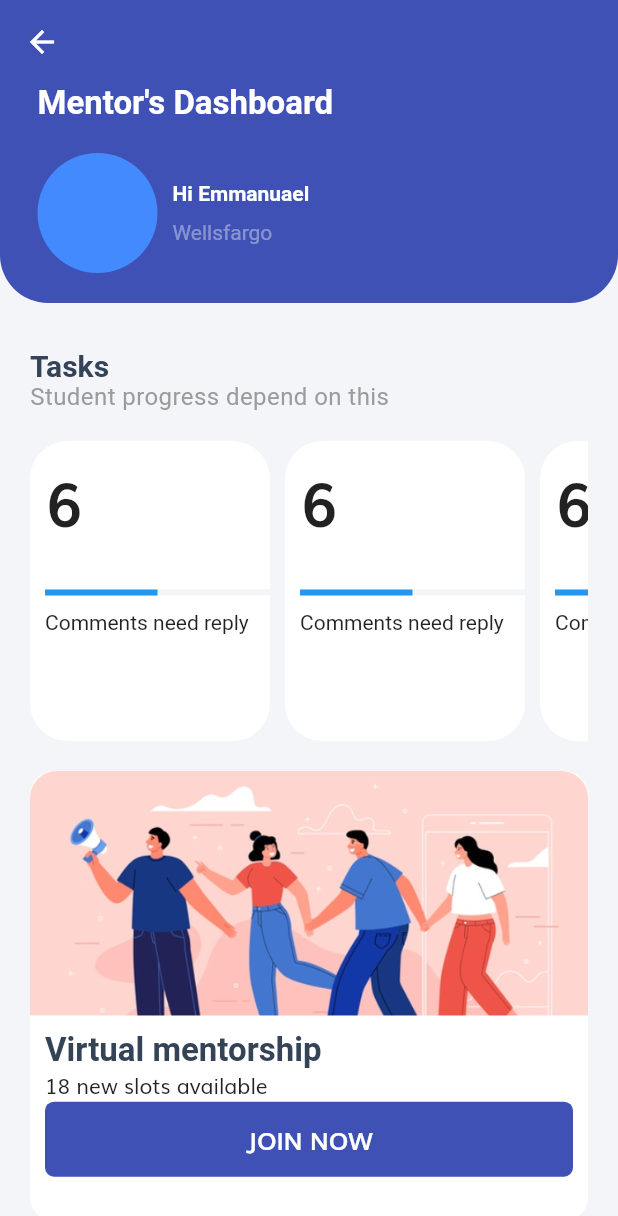
After one commit to gauravsbagul/flutter-stemuli-ui, a Flutter app: the DashboardScreen screen opened by its route, on a phone screen of 412 x 824 dp. The commit adds this screen. Shown: the top 1216 px of the screen. Run offline on Flutter 3.47's test engine with Material 2 defaults, Android fonts, the phone set to English and light mode, and no system bars; our stand-ins replace shared_preferences; accounts and stored records are empty; Roboto replaces fonts that are missing (Muli-Bold.ttf, Muli.ttf).

Commit message:
Dashboard UI done With Api calling not binding

```diff
--- a/lib/main.dart
+++ b/lib/main.dart
@@ -1,10 +1,11 @@
+import 'package:STEMuli/providers/dashboard.dart';
 import 'package:flutter/material.dart';
 import 'package:provider/provider.dart';
 
 import 'providers/auth.dart';
 import 'screens/AccountSelection.dart';
 import 'screens/Login.dart';
-import 'screens/dashboard.dart';
+import 'screens/DashboardScreen.dart';
 import 'screens/splash.dart';
 import 'style/color.dart';
 
@@ -20,6 +21,12 @@ class MyApp extends StatelessWidget {
       providers: [
         ChangeNotifierProvider(
           create: (_) => Auth(),
+        ),
+        ChangeNotifierProxyProvider<Auth, Dashboard>(
+          update: (ctx, auth, prevDashboard) => Dashboard(
+            auth.token,
+            prevDashboard,
+          ),
         ),
       ],
       child: Consumer<Auth>(
@@ -39,7 +46,7 @@ class MyApp extends StatelessWidget {
           routes: {
             AccountSelection.routeName: (ctx) => AccountSelection(),
             Login.routeName: (ctx) => Login(),
-            Dashboard.routeName: (ctx) => Dashboard()
+            DashboardScreen.routeName: (ctx) => DashboardScreen(),
           },
         ),
       ),
--- a/lib/providers/auth.dart
+++ b/lib/providers/auth.dart
@@ -83,14 +83,13 @@ class Auth with ChangeNotifier {
       final tokenResult = parseJwtPayLoad(userTokenValue.split(' ')[1]);
 
       _token = userTokenValue;
-      _expiryDate = tokenResult['exp'];
+      _expiryDate = DateTime.fromMillisecondsSinceEpoch(
+          tokenResult['exp'] * 1000,
+          isUtc: true);
       _userObject = tokenResult;
 
-      var time = DateTime.fromMillisecondsSinceEpoch(tokenResult['exp'] * 1000,
-          isUtc: true);
-
       notifyListeners();
-      result = {'isExpire': time.isAfter(DateTime.now())};
+      result = {'isExpire': _expiryDate.isAfter(DateTime.now())};
       return result;
     } catch (error) {
       print('ERROR: $error');
--- /dev/null
+++ b/lib/providers/dashboard.dart
@@ -0,0 +1,71 @@
+//To Get the User dashboard
+// export const _getUserDashboard = () => {
+// 	return (dispatch, getState) => {
+// 		const { userToken } = getState().userProfile;
+// 		new Promise(async (resolve, reject) => {
+// 			const body = {
+// 				method: 'GET',
+// 				url: API.API_AZURE + API_GET_USER_DASHBOARD,
+// 				headers: {
+// 					Authorization: userToken,
+// 				},
+// 			};
+// 			axios(body)
+// 				.then((response) => {
+// 					dispatch({
+// 						type: 'GET_USER_DASHBOARD',
+// 						payload: { response: response.data, error: false },
+// 					});
+// 				})
+// 				.catch((error) => {
+// 					Firebase.RNFCrashlytics.setAttribute(API_GET_USER_DASHBOARD, String(error?.response)),
+// 						dispatch({
+// 							type: 'GET_USER_DASHBOARD',
+// 							payload: { response: error?.response, error: true },
+// 						});
+// 				});
+// 		});
+// 	};
+// };
+
+import 'dart:convert';
+import 'dart:async';
+import 'dart:io';
+
+import 'package:flutter/material.dart';
+import 'package:http/http.dart' as http;
+
+const String url = 'https://stemuli-backend-sandbox.azurewebsites.net/api/';
+
+class Dashboard with ChangeNotifier {
+  dynamic _dashboardData;
+  String token;
+  Dashboard(
+    this.token,
+    this._dashboardData,
+  );
+  Future<dynamic> getDashboard() async {
+    try {
+      final response = await http.get(url + 'dashboard',
+          headers: {HttpHeaders.authorizationHeader: token});
+      final responseData = await json.decode(response.body);
+      print('RESPONSEDATA: $responseData');
+
+      if (responseData['error'] != null) {
+        throw responseData['error']['message'];
+      }
+
+      _dashboardData = responseData;
+
+      notifyListeners();
+
+      final res = {'error': false, 'response': _dashboardData};
+
+      return res;
+    } catch (error) {
+      print('ERROR: ${error.toString()}');
+      final res = {'error': true, 'response': error};
+      return res;
+    }
+  }
+}
--- /dev/null
+++ b/lib/screens/DashboardScreen.dart
@@ -0,0 +1,192 @@
+import 'package:STEMuli/providers/dashboard.dart';
+import 'package:STEMuli/style/color.dart';
+import 'package:STEMuli/widgets/dashboard/volunteerDasboardCart.dart';
+import 'package:flutter/material.dart';
+import 'package:provider/provider.dart';
+
+class DashboardScreen extends StatefulWidget {
+  static const routeName = '/dashboard';
+
+  @override
+  _DashboardScreenState createState() => _DashboardScreenState();
+}
+
+class _DashboardScreenState extends State<DashboardScreen> {
+  @override
+  void initState() {
+    // TODO: implement initState
+    super.initState();
+  }
+
+  @override
+  Widget build(BuildContext context) {
+    return Scaffold(
+      backgroundColor: HexColor('#F3F5F9'),
+      appBar: AppBar(
+        elevation: 0,
+      ),
+      body: SingleChildScrollView(
+        scrollDirection: Axis.vertical,
+        child: Stack(
+          // fit: StackFit.expand,
+          children: <Widget>[
+            Container(
+              child: Column(
+                children: <Widget>[
+                  Container(
+                    padding: EdgeInsets.fromLTRB(25, 0, 25, 20),
+                    decoration: BoxDecoration(
+                      color: Theme.of(context).primaryColor,
+                      borderRadius: BorderRadius.only(
+                        bottomLeft: Radius.circular(32),
+                        bottomRight: Radius.circular(32),
+                      ),
+                    ),
+                    child: Column(
+                      crossAxisAlignment: CrossAxisAlignment.start,
+                      children: <Widget>[
+                        Text(
+                          'Mentor\'s Dashboard',
+                          style: TextStyle(
+                            color: Colors.white,
+                            fontWeight: FontWeight.bold,
+                            fontFamily: 'Muli-Bold.ttf',
+                            fontSize: 22,
+                          ),
+                        ),
+                        SizedBox(height: 20),
+                        Row(
+                          children: <Widget>[
+                            CircleAvatar(
+                              radius: 40,
+                              backgroundColor: Colors.blueAccent,
+                            ),
+                            SizedBox(width: 10),
+                            Column(
+                              crossAxisAlignment: CrossAxisAlignment.start,
+                              children: <Widget>[
+                                Text(
+                                  'Hi Emmanuael',
+                                  style: TextStyle(
+                                    color: Colors.white,
+                                    fontWeight: FontWeight.bold,
+                                    fontFamily: 'Muli-Bold.ttf',
+                                  ),
+                                ),
+                                SizedBox(height: 10),
+                                Text(
+                                  'Wellsfargo',
+                                  style: TextStyle(
+                                    color: Colors.white38,
+                                    fontFamily: 'Muli-Bold.ttf',
+                                  ),
+                                )
+                              ],
+                            )
+                          ],
+                        ),
+                      ],
+                    ),
+                  ),
+                  Container(
+                    padding: EdgeInsets.fromLTRB(20, 30, 20, 0),
+                    width: double.infinity,
+                    child: Column(
+                      crossAxisAlignment: CrossAxisAlignment.start,
+                      children: <Widget>[
+                        Text(
+                          'Tasks',
+                          style: TextStyle(
+                            fontWeight: FontWeight.bold,
+                            fontFamily: 'Muli.ttf',
+                            fontSize: 20,
+                            color: HexColor('#344356'),
+                          ),
+                        ),
+                        Text(
+                          'Student progress depend on this',
+                          style: TextStyle(
+                            fontFamily: 'Muli.ttf',
+                            fontSize: 16,
+                            color: HexColor('#9b9b9b'),
+                            letterSpacing: 0.29,
+                          ),
+                        ),
+                        Container(
+                          margin: EdgeInsets.symmetric(vertical: 20.0),
+                          height: 200.0,
+                          child: new ListView(
+                            scrollDirection: Axis.horizontal,
+                            children: <Widget>[
+                              VolunteerDashboardCart(),
+                              SizedBox(width: 10),
+                              VolunteerDashboardCart(),
+                              SizedBox(width: 10),
+                              VolunteerDashboardCart(),
+                            ],
+                          ),
+                        ),
+                        Container(
+                          height: 300,
+                          decoration: BoxDecoration(
+                            color: Colors.white,
+                            borderRadius: BorderRadius.all(Radius.circular(16)),
+                          ),
+                          child: Column(
+                            children: <Widget>[
+                              Image.asset('assets/images/friends.png'),
+                              Padding(
+                                padding: EdgeInsets.all(10),
+                                child: Column(
+                                  crossAxisAlignment: CrossAxisAlignment.start,
+                                  children: <Widget>[
+                                    Text(
+                                      'Virtual mentorship',
+                                      style: TextStyle(
+                                          color: HexColor('#344356'),
+                                          fontWeight: FontWeight.w700,
+                                          fontFamily: 'Muli.ttf',
+                                          fontSize: 22),
+                                    ),
+                                    Text('18 new slots available'),
+                                    InkWell(
+                                      onTap: () {},
+                                      child: Container(
+                                        width: double.infinity,
+                                        height: 50,
+                                        decoration: BoxDecoration(
+                                          color: Theme.of(context).primaryColor,
+                                          borderRadius: BorderRadius.all(
+                                            Radius.circular(6),
+                                          ),
+                                        ),
+                                        child: Center(
+                                          child: Text(
+                                            'JOIN NOW',
+                                            style: TextStyle(
+                                              color: Colors.white,
+                                              fontSize: 16,
+                                              fontWeight: FontWeight.bold,
+                                            ),
+                                          ),
+                                        ),
+                                      ),
+                                    )
+                                  ],
+                                ),
+                              )
+                            ],
+                          ),
+                        ),
+                      ],
+                    ),
+                  ),
+                ],
+              ),
+            ),
+          ],
+        ),
+      ),
+    );
+  }
+}
--- a/lib/screens/Login.dart
+++ b/lib/screens/Login.dart
@@ -1,5 +1,5 @@
 import 'package:STEMuli/providers/auth.dart';
-import 'package:STEMuli/screens/dashboard.dart';
+import 'package:STEMuli/screens/DashboardScreen.dart';
 import 'package:flutter/material.dart';
 
 import 'package:STEMuli/widgets/onBoarding/OnBoardingContainer.dart';
@@ -38,7 +38,7 @@ class _LoginState extends State<Login> {
       });
       Navigator.pushNamedAndRemoveUntil(
         context,
-        Dashboard.routeName,
+        DashboardScreen.routeName,
         ModalRoute.withName('/'),
       );
     } else {
--- a/lib/screens/dashboard.dart
+++ /dev/null
@@ -1,30 +0,0 @@
-import 'package:STEMuli/providers/auth.dart';
-import 'package:flutter/material.dart';
-import 'package:provider/provider.dart';
-
-import 'AccountSelection.dart';
-
-class Dashboard extends StatelessWidget {
-  static const routeName = '/dashboard';
-
-  void _logout(context) async {
-    print('CONTEXT:_logout $context');
-    await Provider.of<Auth>(context, listen: false).logout();
-    Navigator.of(context).pushReplacementNamed(AccountSelection.routeName);
-  }
-
-  @override
-  Widget build(BuildContext context) {
-    return Scaffold(
-      appBar: AppBar(
-        title: Text('Dashboard'),
-      ),
-      body: Center(
-        child: RaisedButton(
-          onPressed: () => _logout(context),
-          child: Text('Logout'),
-        ),
-      ),
-    );
-  }
-}
--- a/lib/screens/splash.dart
+++ b/lib/screens/splash.dart
@@ -1,4 +1,4 @@
-import 'package:STEMuli/screens/dashboard.dart';
+import 'package:STEMuli/screens/DashboardScreen.dart';
 import 'package:flutter/material.dart';
 import 'package:provider/provider.dart';
 import 'package:STEMuli/providers/auth.dart';
@@ -28,7 +28,7 @@ class _SplashState extends State<Splash> {
     new Future.delayed(const Duration(seconds: 5));
     if (isLoggedIn['isExpire']) {
       print('ISLOGGEDIN[ISEXPIRE]: ${isLoggedIn['isExpire']}');
-      Navigator.of(context).pushReplacementNamed(Dashboard.routeName);
+      Navigator.of(context).pushReplacementNamed(DashboardScreen.routeName);
     } else {
       Navigator.of(context).pushReplacementNamed(AccountSelection.routeName);
     }
--- /dev/null
+++ b/lib/widgets/dashboard/volunteerDasboardCart.dart
@@ -0,0 +1,42 @@
+import 'package:STEMuli/style/color.dart';
+import 'package:flutter/material.dart';
+
+class VolunteerDashboardCart extends StatelessWidget {
+  @override
+  Widget build(BuildContext context) {
+    return Container(
+      width: 160.0,
+      padding: EdgeInsets.fromLTRB(10, 10, 0, 10),
+      decoration: BoxDecoration(
+        color: Colors.white,
+        borderRadius: BorderRadius.all(Radius.circular(25)),
+      ),
+      child: Column(
+        crossAxisAlignment: CrossAxisAlignment.start,
+        children: <Widget>[
+          Text(
+            '6',
+            style: TextStyle(
+              fontSize: 40,
+              fontWeight: FontWeight.bold,
+            ),
+          ),
+          SizedBox(height: 30),
+          LinearProgressIndicator(
+            value: 0.5,
+            backgroundColor: HexColor('#f3f5f9'),
+          ),
+          SizedBox(height: 10),
+          Text(
+            'Comments need reply',
+            style: TextStyle(
+              fontSize: 14,
+              fontFamily: 'Muli.ttf',
+              fontWeight: FontWeight.w400,
+            ),
+          ),
+        ],
+      ),
+    );
+  }
+}
--- a/pubspec.yaml
+++ b/pubspec.yaml
@@ -50,7 +50,7 @@ flutter:
   # To add assets to your application, add an assets section, like this:
   assets:
     - assets/images/backgroundImage_img.png
-
+    - assets/images/friends.png
   # An image asset can refer to one or more resolution-specific "variants", see
   # https://flutter.dev/assets-and-images/#resolution-aware.
 
```
Also changed, not shown: assets/images/friends.png (added).
